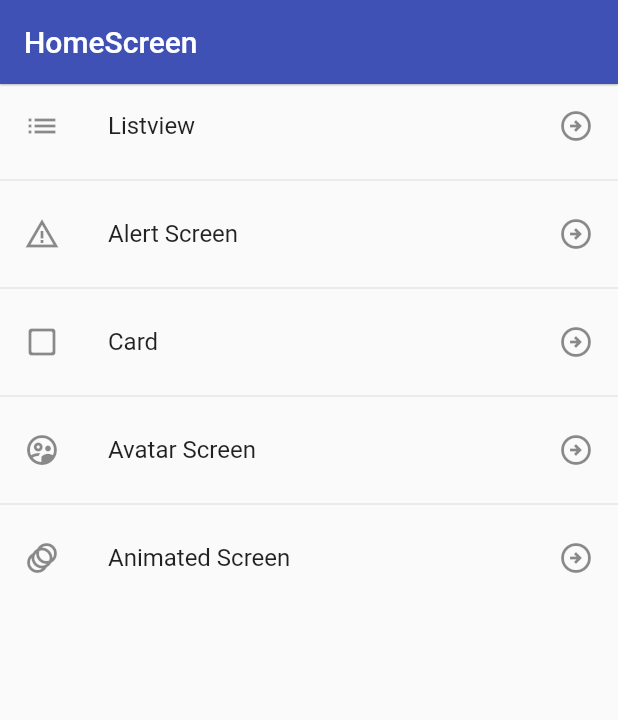
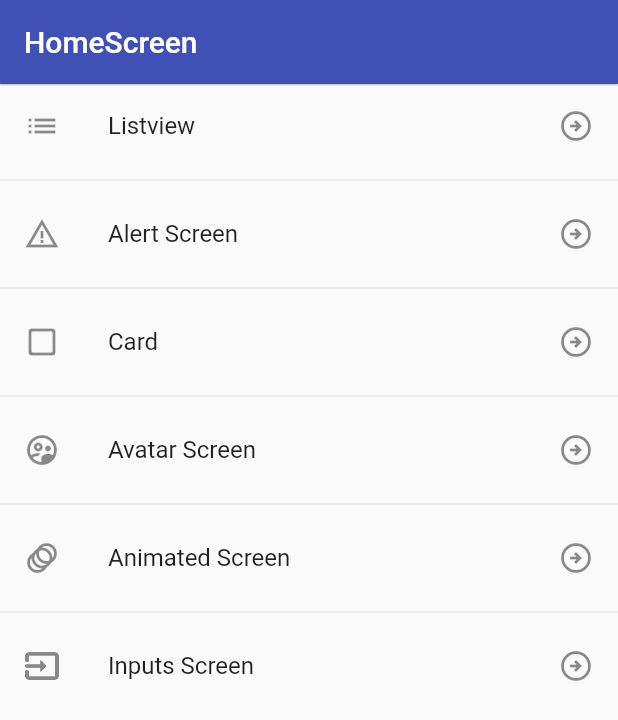
Before and after one commit to Nehemias-Munoz/components-Flutter, a Flutter app: the screen it shows after launch, on a phone screen of 412 x 824 dp. Shown: the top 720 px of the screen. Run offline on Flutter 3.47's test engine with Material 2 defaults, Android fonts, the phone set to English and light mode, and no system bars.

Commit message:
Add: Input screen + Input/decoration

```diff
--- a/lib/src/routes/app_routes.dart
+++ b/lib/src/routes/app_routes.dart
@@ -32,6 +32,12 @@ class AppRoutes {
       icon: Icons.animation,
       title: "Animated Screen",
       screen: const AnimatedScreen(),
+    ),
+    MenuOption(
+      route: "inputs",
+      icon: Icons.input_outlined,
+      title: "Inputs Screen",
+      screen: const InputsScreen(),
     )
   ];
 
--- a/lib/src/screens/screens.dart
+++ b/lib/src/screens/screens.dart
@@ -4,4 +4,5 @@ export 'package:flutter_components/src/screens/avatar_screen.dart';
 export 'package:flutter_components/src/screens/card_screen.dart';
 export 'package:flutter_components/src/screens/error_screen.dart';
 export 'package:flutter_components/src/screens/home_screen.dart';
+export 'package:flutter_components/src/screens/inputs_screen.dart';
 export 'package:flutter_components/src/screens/listview1_screen.dart';
```
Also changed, not shown: lib/src/screens/inputs_screen.dart (added, +51 -0 lines).
